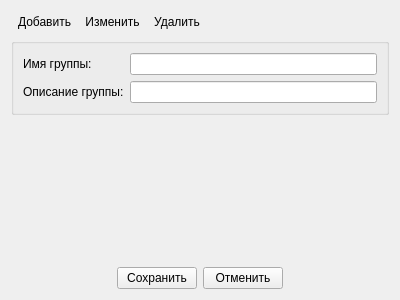
Qt form src/plugins/modeleride/refgroupwidget.ui (rdnvndr/raindrop) before a commit.
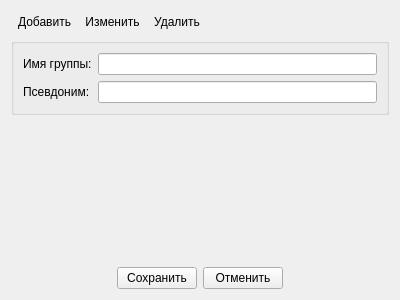
The same form after that commit. Icons and pictures are not drawn.

Patch:
```diff
--- a/src/plugins/modeleride/refgroupwidget.ui
+++ b/src/plugins/modeleride/refgroupwidget.ui
@@ -122,7 +122,7 @@
       <item row="1" column="0">
        <widget class="QLabel" name="labelRefGroupDesc">
         <property name="text">
-         <string>Описание группы:</string>
+         <string>Псевдоним:</string>
         </property>
        </widget>
       </item>
```
Left out of the diff: 4 changed lines with no effect on the pictures.
